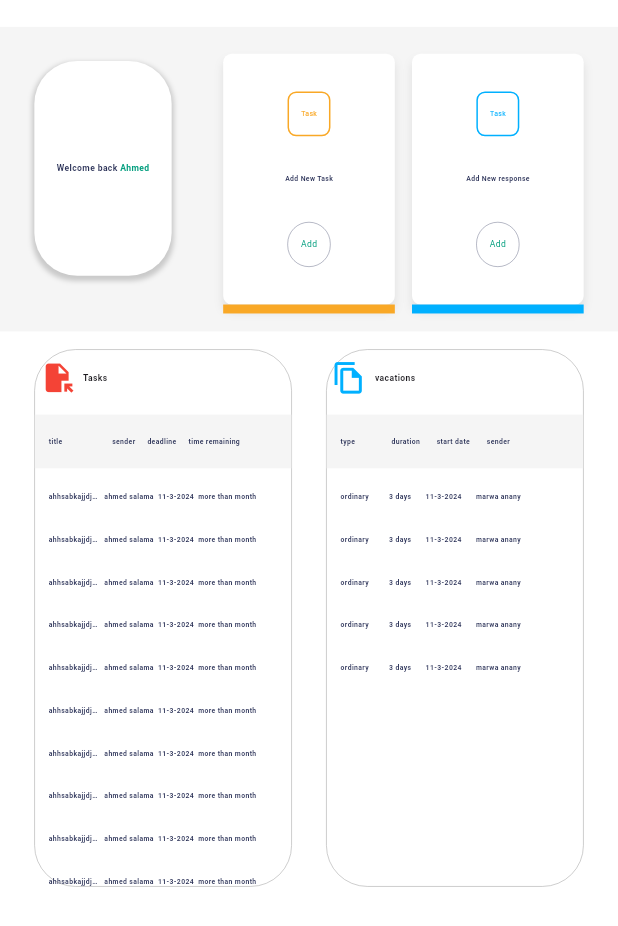
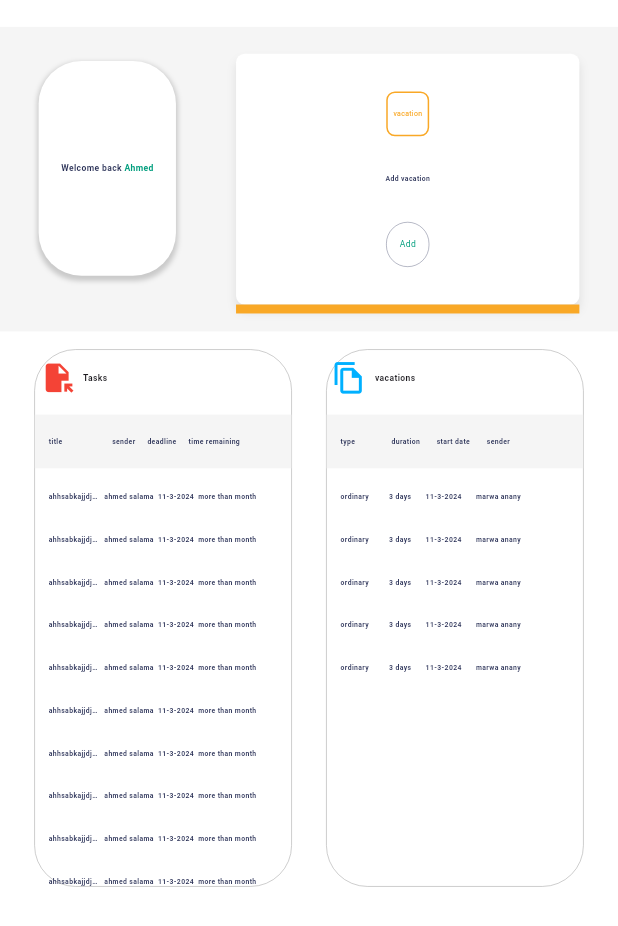
Before and after one commit to salahsaleh1015/workflow_management_system, a Flutter app: the DoctorsDashboard widget shown alone on an empty page, opened directly, on a phone screen of 412 x 824 dp. Shown: the top 926 px of the screen. Run offline on Flutter 3.47's test engine with Material 3 defaults, Android fonts, the phone set to English and light mode, and no system bars; our stand-ins replace firebase_core, flutter_screenutil; accounts and stored records are empty.

Commit message:
add more more

```diff
--- a/lib/features/dean/view/screens/dean_dashboard.dart
+++ b/lib/features/dean/view/screens/dean_dashboard.dart
@@ -97,7 +97,7 @@ class DeanDashboard extends StatelessWidget {
                 TasksTable(
                   width: 150.w,
                   height: 300.h,
-                  showButton: false,
+
                 ),
                 VacationsTable(
                   showButtons: false,
--- a/lib/features/dean/view/screens/dean_tasks.dart
+++ b/lib/features/dean/view/screens/dean_tasks.dart
@@ -16,7 +16,6 @@ class DeanTasks extends StatelessWidget {
       child:  TasksTable(
         width: MediaQuery.of(context).size.width*0.8,
         height: MediaQuery.of(context).size.height*0.8,
-        showButton: false,
 
       ),
     );
--- a/lib/features/doctors/view/screens/doctors_dashboard.dart
+++ b/lib/features/doctors/view/screens/doctors_dashboard.dart
@@ -31,7 +31,7 @@ class DoctorsDashboard extends StatelessWidget {
               TasksTable(
                 width: 150.w,
                 height: 300.h,
-                showButton: false,
+
               ),
               VacationsTable(
                 width: 150.w,
@@ -61,17 +61,10 @@ class DoctorsDashboard extends StatelessWidget {
             width: 10.w,
           ),
           ActionCard(
-            width: 100.w,
+            width: 200.w,
             cardColor: ColorManager.yellow,
-            title: "Task",
-            mainTitle: "Add New Task",
-            textOfButton: "Add",
-          ),
-          ActionCard(
-            width: 100.w,
-            cardColor: ColorManager.blue,
-            title: "Task",
-            mainTitle: "Add New response",
+            title: "vacation",
+            mainTitle: "Add vacation",
             textOfButton: "Add",
           ),
 
--- a/lib/features/doctors/view/screens/doctors_tasks.dart
+++ b/lib/features/doctors/view/screens/doctors_tasks.dart
@@ -10,7 +10,7 @@ class DoctorsTasks extends StatelessWidget {
       child:  TasksTable(
         width: MediaQuery.of(context).size.width*0.8,
         height: MediaQuery.of(context).size.height*0.8,
-        showButton: true,
+
       ),
     );
   }
--- a/lib/features/subscreens/delete_task.dart
+++ b/lib/features/subscreens/delete_task.dart
@@ -11,7 +11,7 @@ class DeleteTasksScreen extends StatelessWidget {
          child:  TasksTable(
            width: MediaQuery.of(context).size.width*0.8,
            height: MediaQuery.of(context).size.height*0.8,
-           showButton: false,
+
            isMore: true,
            icon: Icons.delete_forever,
          ),
--- a/lib/features/subscreens/edit_tasks_screen.dart
+++ b/lib/features/subscreens/edit_tasks_screen.dart
@@ -14,7 +14,7 @@ class EditTasksScreen extends StatelessWidget {
           child:  TasksTable(
             width: MediaQuery.of(context).size.width*0.8,
             height: MediaQuery.of(context).size.height*0.8,
-            showButton: false,
+
             isMore: true,
             icon: Icons.more_horiz,
           ),
--- a/lib/features/vice/view/screens/vice_dashboard.dart
+++ b/lib/features/vice/view/screens/vice_dashboard.dart
@@ -88,7 +88,7 @@ class ViceDashboard extends StatelessWidget {
               TasksTable(
                 width: 150.w,
                 height: 300.h,
-                showButton: false,
+
               ),
               VacationsTable(
                 width: 150.w,
--- a/lib/features/vice/view/screens/vice_tasks.dart
+++ b/lib/features/vice/view/screens/vice_tasks.dart
@@ -14,7 +14,7 @@ class ViceTasks extends StatelessWidget {
         child:  TasksTable(
           width: MediaQuery.of(context).size.width*0.8,
           height: MediaQuery.of(context).size.height*0.8,
-          showButton: true,
+
         ),
       );
     }
--- a/lib/main.dart
+++ b/lib/main.dart
@@ -3,6 +3,7 @@ import 'package:flutter_screenutil/flutter_screenutil.dart';
 import 'package:workfow_management_system/features/dean/view/dean_home_screen.dart';
 import 'package:firebase_core/firebase_core.dart';
 import 'package:workfow_management_system/features/doctors/view/doctors_home_screen.dart';
+import 'package:workfow_management_system/features/login/view/login_view.dart';
 import 'package:workfow_management_system/features/vice/view/vice_home_screen.dart';
 import 'firebase_options.dart';
 
@@ -29,7 +30,7 @@ class MyApp extends StatelessWidget {
       builder: (_, child) => const MaterialApp(
         title: 'workflow management system',
         debugShowCheckedModeBanner: false,
-        home:ViceHomeScreen(),
+        home: LoginView(),
       ),
     );
   }
--- a/lib/widgets/tasks_table.dart
+++ b/lib/widgets/tasks_table.dart
@@ -9,11 +9,11 @@ class TasksTable extends StatelessWidget {
 
       required this.height,
       required this.width,
-      required this.showButton,
+
       this.isMore = false,  this.icon});
   final double height;
   final double width;
-  final bool showButton;
+
   final bool isMore;
   final IconData? icon;
   @override
@@ -46,25 +46,7 @@ class TasksTable extends StatelessWidget {
                   style: TextStyle(fontSize: 5.sp, fontWeight: FontWeight.bold),
                 ),
                 const Spacer(),
-                (showButton == true)
-                    ? InkWell(
-                        onTap: () {},
-                        child: Container(
-                          width: 25.w,
-                          height: 25.h,
-                          decoration: BoxDecoration(
-                              borderRadius: BorderRadius.circular(5.r),
-                              border: Border.all(
-                                color: ColorManager.green,
-                              )),
-                          child: Center(
-                            child: Text("add Task",
-                                style: TextStyle(
-                                    color: ColorManager.green, fontSize: 4.sp)),
-                          ),
-                        ),
-                      )
-                    : SizedBox(width: 10.w),
+                SizedBox(width: 10.w),
               ],
             ),
           ),
```
